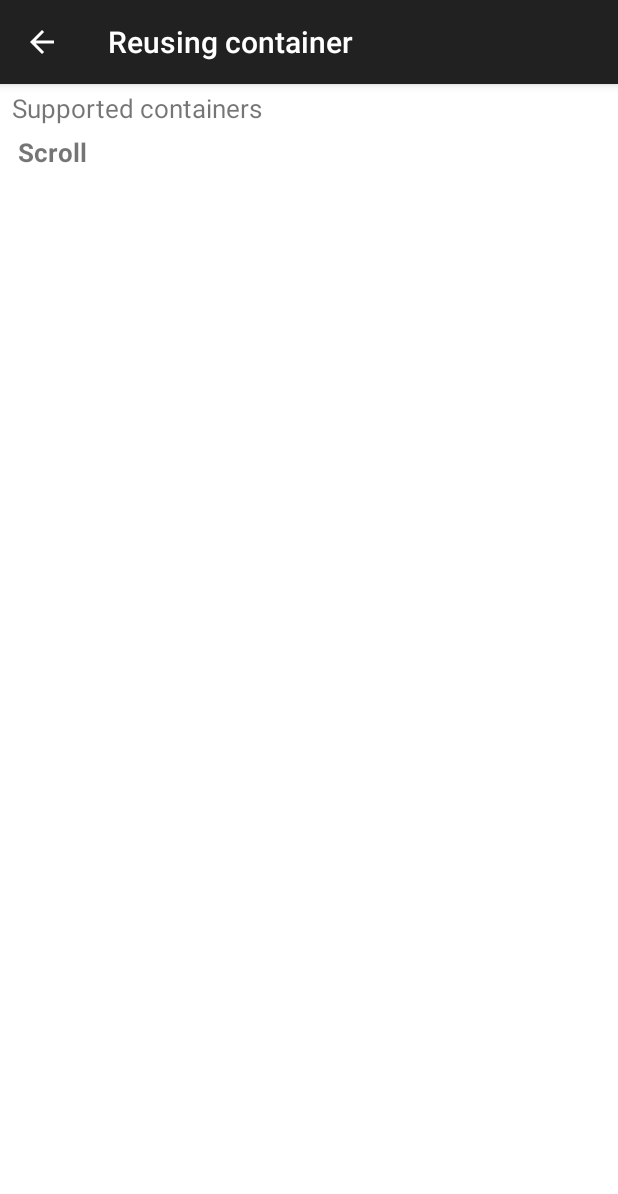
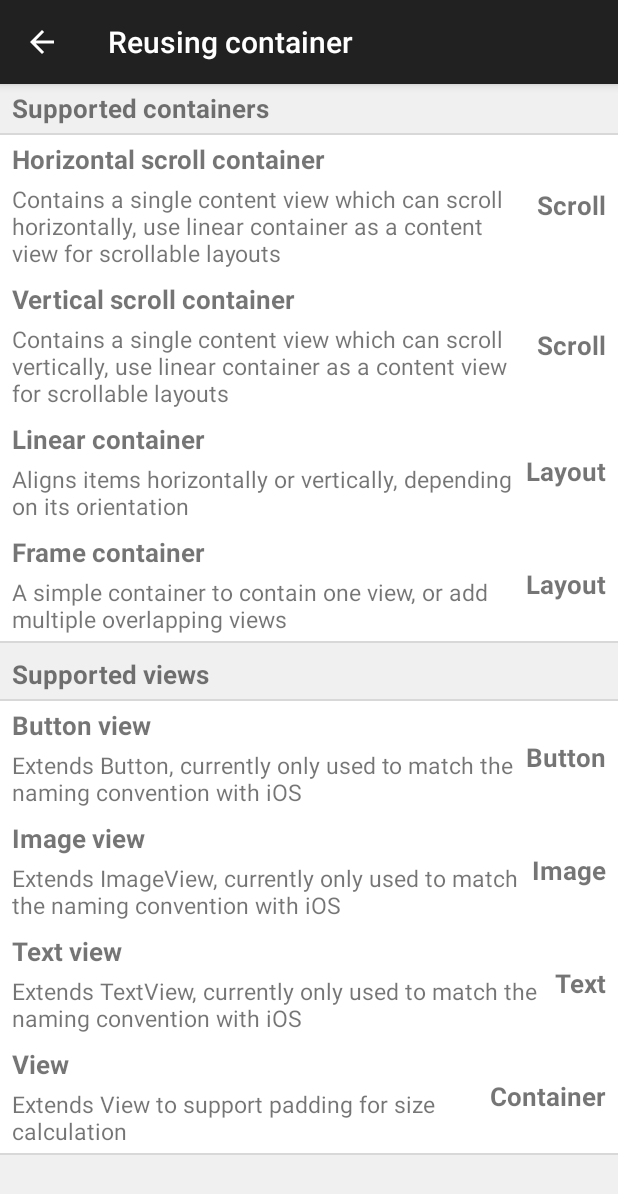
Before and after one commit to crescentflare/UniLayout, an Android app: the ReusingContainerActivity screen opened directly, with no data from a screen before it, on a phone screen of 412 x 824 dp. Shown: the top 1194 px of the screen. Run offline under Robolectric (Android 15) with nearby library versions, the phone set to English and light mode, and no system bars.

Commit message:
Fixed display issues for reusing container sample

```diff
--- a/UniLayoutAndroid/UniLayoutExample/src/main/java/com/crescentflare/unilayoutexample/reusingcontainer/ReusingContainerActivity.java
+++ b/UniLayoutAndroid/UniLayoutExample/src/main/java/com/crescentflare/unilayoutexample/reusingcontainer/ReusingContainerActivity.java
@@ -43,6 +43,16 @@ public class ReusingContainerActivity extends AppCompatActivity
         adapter.addItem(new ReusableItem(ReusableItem.Type.Section, "Supported containers"));
         adapter.addItem(new ReusableItem(ReusableItem.Type.TopDivider));
         adapter.addItem(new ReusableItem(ReusableItem.Type.Item, "Horizontal scroll container", "Contains a single content view which can scroll horizontally, use linear container as a content view for scrollable layouts", "Scroll"));
+        adapter.addItem(new ReusableItem(ReusableItem.Type.Item, "Vertical scroll container", "Contains a single content view which can scroll vertically, use linear container as a content view for scrollable layouts", "Scroll"));
+        adapter.addItem(new ReusableItem(ReusableItem.Type.Item, "Linear container", "Aligns items horizontally or vertically, depending on its orientation", "Layout"));
+        adapter.addItem(new ReusableItem(ReusableItem.Type.Item, "Frame container", "A simple container to contain one view, or add multiple overlapping views", "Layout"));
+        adapter.addItem(new ReusableItem(ReusableItem.Type.BottomDivider));
+        adapter.addItem(new ReusableItem(ReusableItem.Type.Section, "Supported views"));
+        adapter.addItem(new ReusableItem(ReusableItem.Type.TopDivider));
+        adapter.addItem(new ReusableItem(ReusableItem.Type.Item, "Button view", "Extends Button, currently only used to match the naming convention with iOS", "Button"));
+        adapter.addItem(new ReusableItem(ReusableItem.Type.Item, "Image view", "Extends ImageView, currently only used to match the naming convention with iOS", "Image"));
+        adapter.addItem(new ReusableItem(ReusableItem.Type.Item, "Text view", "Extends TextView, currently only used to match the naming convention with iOS", "Text"));
+        adapter.addItem(new ReusableItem(ReusableItem.Type.Item, "View", "Extends View to support padding for size calculation", "Container"));
         adapter.addItem(new ReusableItem(ReusableItem.Type.BottomDivider));
     }
 
--- a/UniLayoutAndroid/UniLayoutExample/src/main/java/com/crescentflare/unilayoutexample/reusingcontainer/views/DividerView.java
+++ b/UniLayoutAndroid/UniLayoutExample/src/main/java/com/crescentflare/unilayoutexample/reusingcontainer/views/DividerView.java
@@ -32,9 +32,17 @@ public class DividerView extends UniFrameContainer
 
         LayoutInflater.from(getContext()).inflate(R.layout.view_divider, this, true);
         lineView = (UniView)findViewById(R.id.view_divider_line);
-        if (bottom)
+        if (!bottom)
         {
             ((UniLayoutParams)lineView.getLayoutParams()).verticalGravity = 1;
         }
     }
+
+    @Override
+    public void setLayoutParams(LayoutParams params)
+    {
+        params.width = LayoutParams.MATCH_PARENT;
+        params.height = (int)(getResources().getDisplayMetrics().density * 6);
+        super.setLayoutParams(params);
+    }
 }
--- a/UniLayoutAndroid/UniLayoutExample/src/main/java/com/crescentflare/unilayoutexample/reusingcontainer/views/ItemView.java
+++ b/UniLayoutAndroid/UniLayoutExample/src/main/java/com/crescentflare/unilayoutexample/reusingcontainer/views/ItemView.java
@@ -4,6 +4,7 @@ import android.content.Context;
 import android.graphics.Color;
 import android.view.LayoutInflater;
 import android.view.View;
+import android.view.ViewGroup;
 import android.widget.TextView;
 
 import com.crescentflare.unilayout.containers.UniFrameContainer;
@@ -44,6 +45,13 @@ public class ItemView extends UniLinearContainer
         valueView = (TextView)findViewById(R.id.view_item_value);
     }
 
+    @Override
+    public void setLayoutParams(LayoutParams params)
+    {
+        params.width = LayoutParams.MATCH_PARENT;
+        super.setLayoutParams(params);
+    }
+
 
     // ---
     // Set values
--- a/UniLayoutAndroid/UniLayoutExample/src/main/res/layout/activity_reusing_container.xml
+++ b/UniLayoutAndroid/UniLayoutExample/src/main/res/layout/activity_reusing_container.xml
@@ -1,12 +1,14 @@
 <com.crescentflare.unilayout.containers.UniLinearContainer
     xmlns:android="http://schemas.android.com/apk/res/android"
+    xmlns:app="http://schemas.android.com/apk/res-auto"
     xmlns:tools="http://schemas.android.com/tools"
     android:layout_width="match_parent"
     android:layout_height="match_parent"
-    android:background="#ffffff"
+    android:background="#f0f0f0"
     tools:context="com.crescentflare.unilayoutexample.MainActivity">
     <com.crescentflare.unilayoutexample.reusingcontainer.ReusingContainerView
         android:id="@+id/activity_reusing_container_view"
         android:layout_width="match_parent"
-        android:layout_height="match_parent"/>
+        android:layout_height="0dp"
+        app:uni_weight="1"/>
 </com.crescentflare.unilayout.containers.UniLinearContainer>
--- a/UniLayoutAndroid/UniLayoutExample/src/main/res/layout/view_divider.xml
+++ b/UniLayoutAndroid/UniLayoutExample/src/main/res/layout/view_divider.xml
@@ -7,5 +7,6 @@
     <com.crescentflare.unilayout.views.UniView
         android:id="@+id/view_divider_line"
         android:layout_width="match_parent"
-        android:layout_height="1dp"/>
+        android:layout_height="1dp"
+        android:background="#d8d8d8"/>
 </merge>
--- a/UniLayoutAndroid/UniLayoutExample/src/main/res/layout/view_item.xml
+++ b/UniLayoutAndroid/UniLayoutExample/src/main/res/layout/view_item.xml
@@ -4,6 +4,7 @@
     xmlns:tools="http://schemas.android.com/tools"
     android:layout_width="match_parent"
     android:layout_height="wrap_content"
+    app:uni_orientation="horizontal"
     tools:parentTag="com.crescentflare.unilayout.containers.UniLinearContainer">
     <com.crescentflare.unilayout.containers.UniLinearContainer
         android:layout_width="0dp"
@@ -14,7 +15,6 @@
             android:id="@+id/view_item_title"
             android:layout_width="wrap_content"
             android:layout_height="wrap_content"
-            android:text="@string/nested_layouts_frame_container_title"
             android:textSize="17sp"
             android:textStyle="bold"/>
         <com.crescentflare.unilayout.views.UniTextView
@@ -22,14 +22,14 @@
             android:layout_width="wrap_content"
             android:layout_height="wrap_content"
             android:layout_marginTop="4dp"
-            android:text="@string/nested_layouts_frame_container_description"
             android:textSize="15sp"/>
     </com.crescentflare.unilayout.containers.UniLinearContainer>
     <com.crescentflare.unilayout.views.UniTextView
         android:id="@+id/view_item_value"
-        android:layout_width="match_parent"
+        android:layout_width="wrap_content"
         android:layout_height="wrap_content"
         android:layout_marginLeft="4dp"
+        app:uni_gravity="center"
         android:textSize="17sp"
         android:textStyle="bold"/>
 </merge>
--- a/UniLayoutAndroid/UniLayoutExample/src/main/res/layout/view_section.xml
+++ b/UniLayoutAndroid/UniLayoutExample/src/main/res/layout/view_section.xml
@@ -3,10 +3,14 @@
     xmlns:tools="http://schemas.android.com/tools"
     android:layout_width="match_parent"
     android:layout_height="wrap_content"
+    android:paddingTop="4dp"
+    android:paddingLeft="8dp"
+    android:paddingRight="8dp"
     tools:parentTag="com.crescentflare.unilayout.containers.UniFrameContainer">
     <com.crescentflare.unilayout.views.UniTextView
         android:id="@+id/view_section_text"
         android:layout_width="match_parent"
         android:layout_height="wrap_content"
-        android:textSize="17sp"/>
+        android:textSize="17sp"
+        android:textStyle="bold"/>
 </merge>
```
